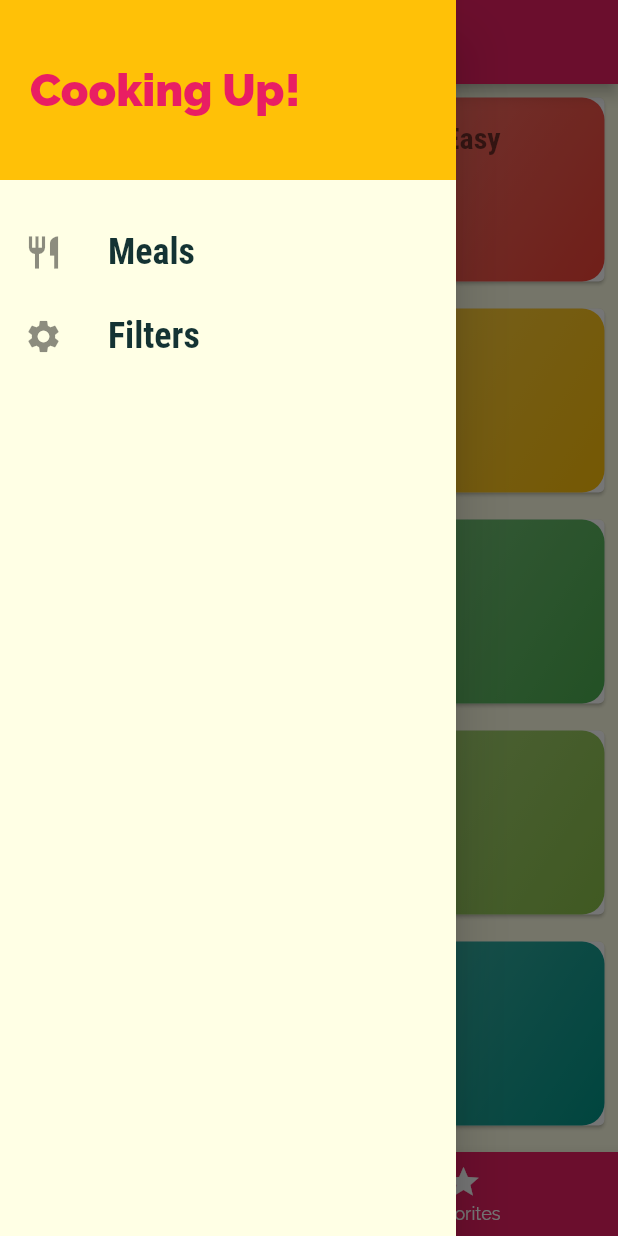
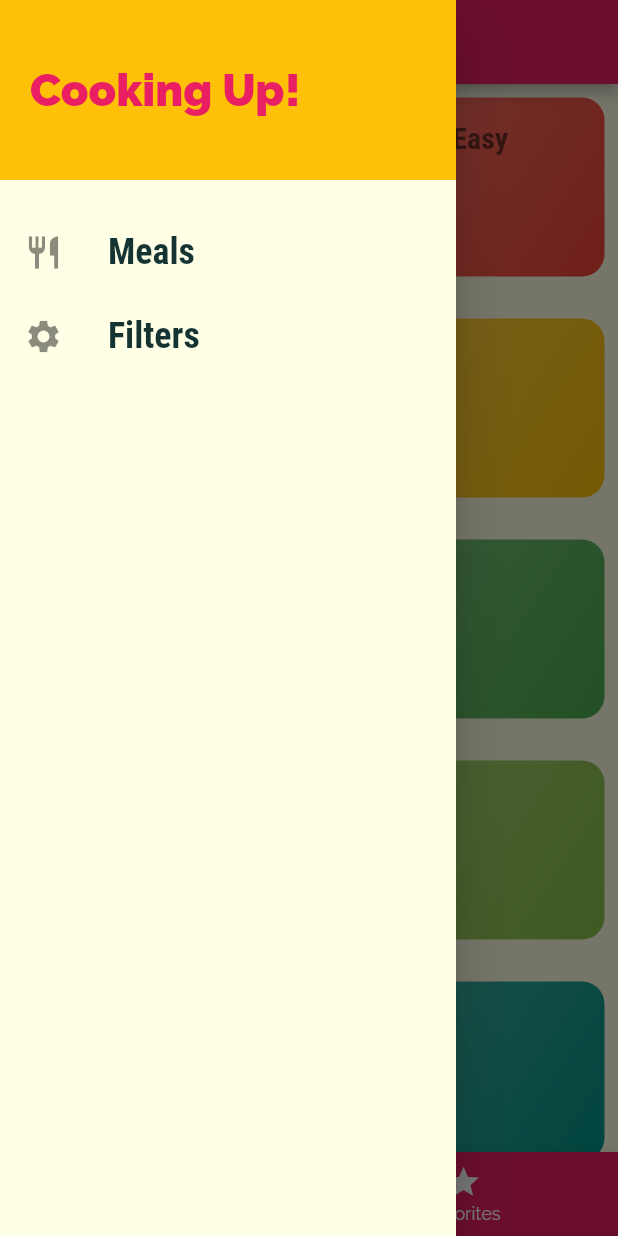
Before and after one commit to JuanPabloOS/flutter_course, a Flutter app: the screen it shows after launch, with the side drawer open, on a phone screen of 412 x 824 dp. Run offline on Flutter 3.47's test engine with Material 2 defaults, Android fonts, the phone set to English and light mode, and no system bars.

Commit message:
feat: improve navigation

```diff
--- a/meals_app/lib/main.dart
+++ b/meals_app/lib/main.dart
@@ -3,6 +3,7 @@ import 'screens/category_meals_screen.dart';
 import 'screens/categories_screen.dart';
 import 'screens/meal_details_screen.dart';
 import 'screens/tabs_screen.dart';
+import 'screens/filters_screen.dart';
 
 void main() => runApp(MyApp());
 
@@ -34,6 +35,7 @@ class MyApp extends StatelessWidget {
       routes: {
         CategoryMealsScreen.routeName: (context) => CategoryMealsScreen(),
         MealDetailsScreen.routeName: (context) => MealDetailsScreen(),
+        FiltersScreen.routeName: (context) => FiltersScreen()
       },
       onGenerateRoute: (settings) {
         print(settings.arguments);
--- a/meals_app/lib/screens/categories_screen.dart
+++ b/meals_app/lib/screens/categories_screen.dart
@@ -19,8 +19,8 @@ class CategoriesScreen extends StatelessWidget {
       gridDelegate: SliverGridDelegateWithMaxCrossAxisExtent(
         maxCrossAxisExtent: 200,
         childAspectRatio: 3 / 2,
-        crossAxisSpacing: 10,
-        mainAxisSpacing: 10,
+        crossAxisSpacing: 20,
+        mainAxisSpacing: 20,
       ),
     );
   }
--- a/meals_app/lib/screens/meal_details_screen.dart
+++ b/meals_app/lib/screens/meal_details_screen.dart
@@ -79,6 +79,11 @@ class MealDetailsScreen extends StatelessWidget {
           ],
         ),
       ),
+      floatingActionButton: FloatingActionButton(
+          child: Icon(Icons.delete),
+          onPressed: () {
+            Navigator.of(context).pop(mealId);
+          }),
     );
   }
 }
--- a/meals_app/lib/widgets/category_item.dart
+++ b/meals_app/lib/widgets/category_item.dart
@@ -20,6 +20,8 @@ class CategoryItem extends StatelessWidget {
   @override
   Widget build(BuildContext context) {
     return Card(
+      elevation: 0,
+      color: Colors.transparent,
       child: InkWell(
         onTap: () => selectCategory(context),
         splashColor: Theme.of(context).primaryColor,
--- a/meals_app/lib/widgets/main_drawer.dart
+++ b/meals_app/lib/widgets/main_drawer.dart
@@ -1,7 +1,8 @@
 import 'package:flutter/material.dart';
+import '../screens/filters_screen.dart';
 
 class MainDrawer extends StatelessWidget {
-  Widget _buildListTile(String title, IconData icon) {
+  Widget _buildListTile(String title, IconData icon, Function tapHandler) {
     return ListTile(
       leading: Icon(
         icon,
@@ -15,7 +16,7 @@ class MainDrawer extends StatelessWidget {
           fontWeight: FontWeight.bold,
         ),
       ),
-      onTap: () {},
+      onTap: tapHandler,
     );
   }
 
@@ -41,8 +42,12 @@ class MainDrawer extends StatelessWidget {
           SizedBox(
             height: 20,
           ),
-          _buildListTile('Meals', Icons.restaurant),
-          _buildListTile('Filters', Icons.settings),
+          _buildListTile('Meals', Icons.restaurant, () {
+            Navigator.of(context).pushReplacementNamed("/");
+          }),
+          _buildListTile('Filters', Icons.settings, () {
+            Navigator.of(context).pushReplacementNamed(FiltersScreen.routeName);
+          }),
         ],
       ),
     );
```
Also changed, not shown: meals_app/lib/screens/category_meals_screen.dart (+45 -15 lines), meals_app/lib/screens/filters_screen.dart (added, +16 -0 lines), meals_app/lib/widgets/meal_item.dart (+18 -9 lines).
